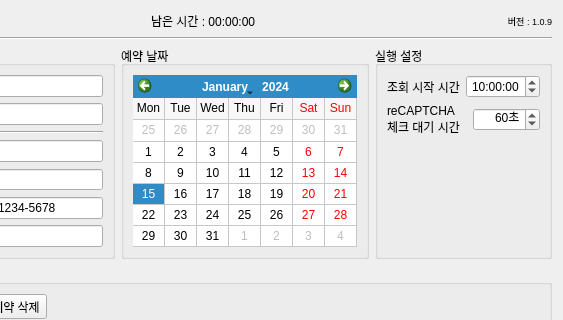
Qt form MainForm.ui (hyo0913/Gunpo-UC-Booker) before a commit; both pictures show x 106 to 669 and y 0 to 320 of the 669 by 535 pixel window.
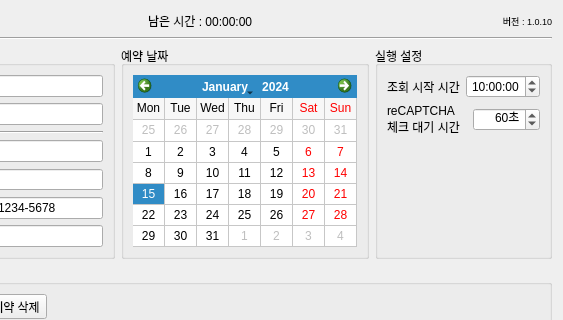
The same form after that commit.

```diff
--- a/MainForm.ui
+++ b/MainForm.ui
@@ -69,7 +69,7 @@
         </font>
        </property>
        <property name="text">
-        <string>버전 : 1.0.9</string>
+        <string>버전 : 1.0.10</string>
        </property>
        <property name="alignment">
         <set>Qt::AlignRight|Qt::AlignTrailing|Qt::AlignVCenter</set>
```
